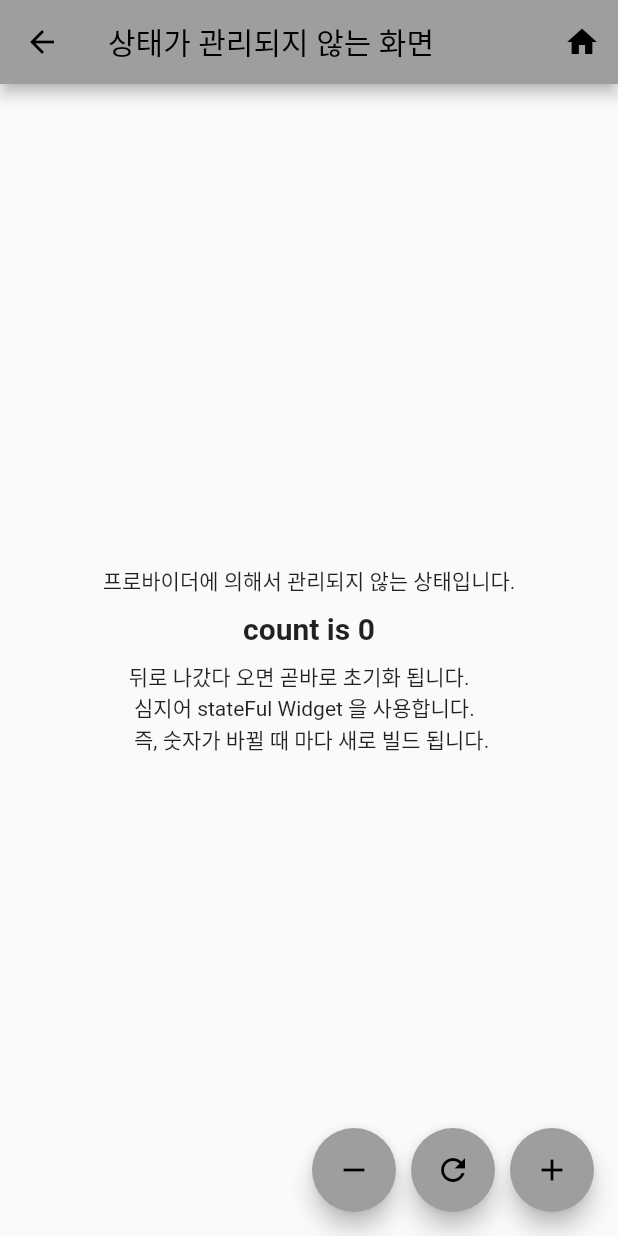
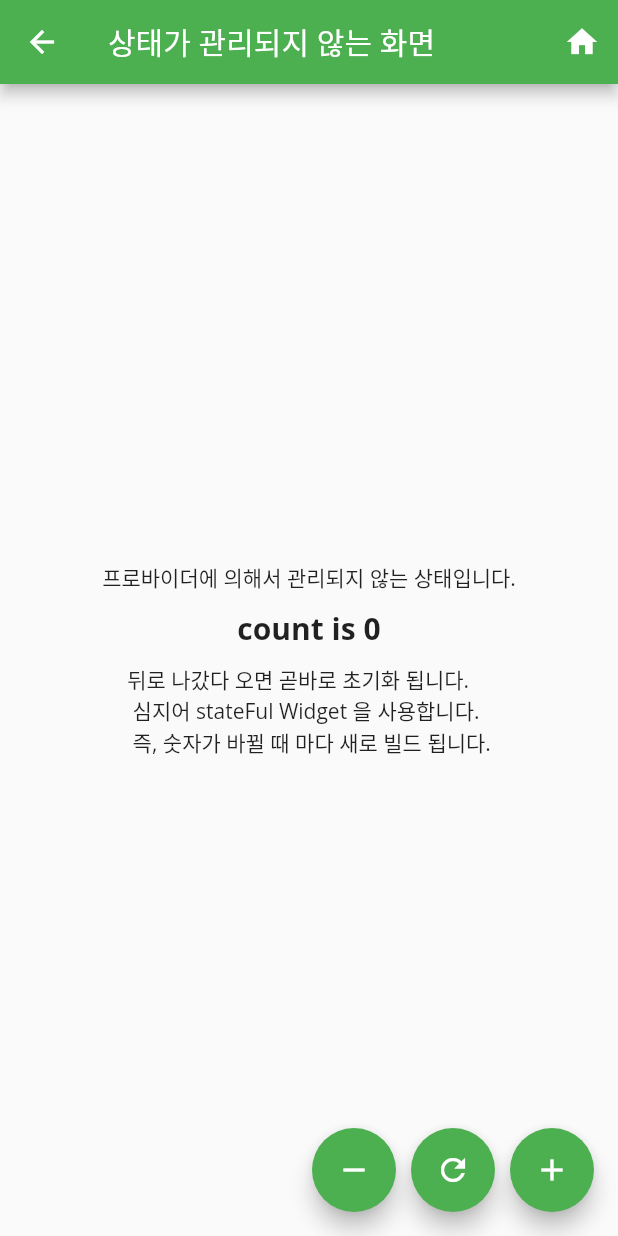
Before and after one commit to S-Soo100/flutter_toy_projects, a Flutter app: the screen it shows after launch, after a tap on "counter withOut provider", on a phone screen of 412 x 824 dp. Run offline on Flutter 3.47's test engine with Material 2 defaults, Android fonts, the phone set to English and light mode, and no system bars; our stand-ins replace dio, either_dart, flutter_svg, geolocator, google_fonts and 1 more; missing offline and left inert: dart:ffi, skeleton_loader; network calls fail.

```diff
--- a/lib/home_page.dart
+++ b/lib/home_page.dart
@@ -1,4 +1,5 @@
 import 'package:flutter/material.dart';
+import 'package:google_fonts/google_fonts.dart';
 
 class MyHomePage extends StatefulWidget {
   static const String MyHomePageRouteName = 'home';
@@ -20,16 +21,25 @@ class _MyHomePageState extends State<MyHomePage> {
         child: Center(
           child: Column(
             children: [
-              InkWell(
-                onTap: () {},
-                child: Expanded(
-                    child: Container(
-                  height: 80,
-                  alignment: Alignment.center,
+              Padding(
+                padding: const EdgeInsets.only(bottom: 10.0),
+                child: _rectangleButton(
+                  onTap: () {},
+                  color: Colors.blue,
                   child: Image.network(
                       "https://firebase.google.com/images/brand-guidelines/logo-standard.png?hl=ko"),
-                  color: Colors.blue,
-                )),
+                ),
+              ),
+              _rectangleButton(
+                onTap: () =>
+                    Navigator.pushNamed(context, 'skeletonLoadingPractice'),
+                color: Colors.lightGreen,
+                child: Text(
+                  'Skeleton Loading',
+                  style: GoogleFonts.alike(
+                      textStyle: Theme.of(context).textTheme.headline4,
+                      color: Colors.white),
+                ),
               ),
               _routeButton(
                   context: context,
@@ -64,6 +74,21 @@ class _MyHomePageState extends State<MyHomePage> {
     );
   }
 
+  InkWell _rectangleButton(
+      {required Widget child,
+      required Function() onTap,
+      required Color color}) {
+    return InkWell(
+      onTap: onTap,
+      child: Expanded(
+          child: Container(
+              height: 80,
+              alignment: Alignment.center,
+              color: color,
+              child: child)),
+    );
+  }
+
   Widget _routeButton({required context, required title, required router}) {
     return InkWell(
       child: Container(
--- a/lib/main.dart
+++ b/lib/main.dart
@@ -1,4 +1,5 @@
 import 'package:flutter/material.dart';
+import 'package:google_fonts/google_fonts.dart';
 import 'package:my_practice_app/provider/shopping_cart_provider.dart';
 import 'package:my_practice_app/screen/counter_provider_practice.dart';
 import 'package:my_practice_app/provider/counter_provider.dart';
@@ -9,6 +10,7 @@ import 'package:my_practice_app/screen/http_weather_loading_screen.dart';
 import 'package:my_practice_app/screen/http_weather_ui_screen.dart';
 import 'package:my_practice_app/screen/no_provider.dart';
 import 'package:my_practice_app/screen/shopping_cart_provider_home.dart';
+import 'package:my_practice_app/screen/skeleton_loading_practice.dart';
 import 'package:provider/provider.dart';
 
 import 'home_page.dart';
@@ -27,22 +29,31 @@ class MyApp extends StatelessWidget {
   @override
   Widget build(BuildContext context) {
     return MaterialApp(
+        debugShowCheckedModeBanner: false,
         title: 'my practice app',
         theme: ThemeData(
-          primarySwatch: Colors.grey,
+          textTheme: GoogleFonts.openSansTextTheme(),
+          primaryTextTheme: GoogleFonts.openSansTextTheme().copyWith(
+            headline6: TextStyle(
+              color: Colors.white,
+            ),
+          ),
+          primarySwatch: Colors.green,
         ),
         initialRoute: 'home',
         routes: {
-          'home': (context) => MyHomePage(),
-          'providerHome': (context) => ProviderHome(),
-          'noProviderHome': (context) => NoProviderHome(),
+          'home': (context) => const MyHomePage(),
+          'providerHome': (context) => const ProviderHome(),
+          'noProviderHome': (context) => const NoProviderHome(),
           'shoppingCartProviderHome': (context) => ShoppingCartProviderHome(),
-          'dioSignUpHome': (context) => DioSignUpHome(),
+          'dioSignUpHome': (context) => const DioSignUpHome(),
           'dioTest': (context) => DioTest(),
-          'httpCloneCoding': (context) => HttpCloneCoding(),
+          'httpCloneCoding': (context) => const HttpCloneCoding(),
           'httpWeatherLoadingScreenRouteName': (context) =>
-              HttpWeatherLoadingScreen(),
-          'httpWeatherUiScreenRouteName': (context) => HttpWeatherUiScreen(),
+              const HttpWeatherLoadingScreen(),
+          'httpWeatherUiScreenRouteName': (context) =>
+              const HttpWeatherUiScreen(),
+          'skeletonLoadingPractice': (context) => SkeletonLoadingPractice(),
         });
   }
 }
--- a/pubspec.yaml
+++ b/pubspec.yaml
@@ -43,6 +43,7 @@ dependencies:
   http: ^0.13.4
   timer_builder: ^2.0.0
   intl: ^0.17.0
+  skeleton_loader: ^2.0.0+4
 
 dev_dependencies:
   flutter_test:
```
Also changed, not shown: lib/screen/dio_sign_up.dart (+42 -0 lines), lib/screen/skeleton_loading_practice.dart (added, +130 -0 lines), pubspec.lock.
